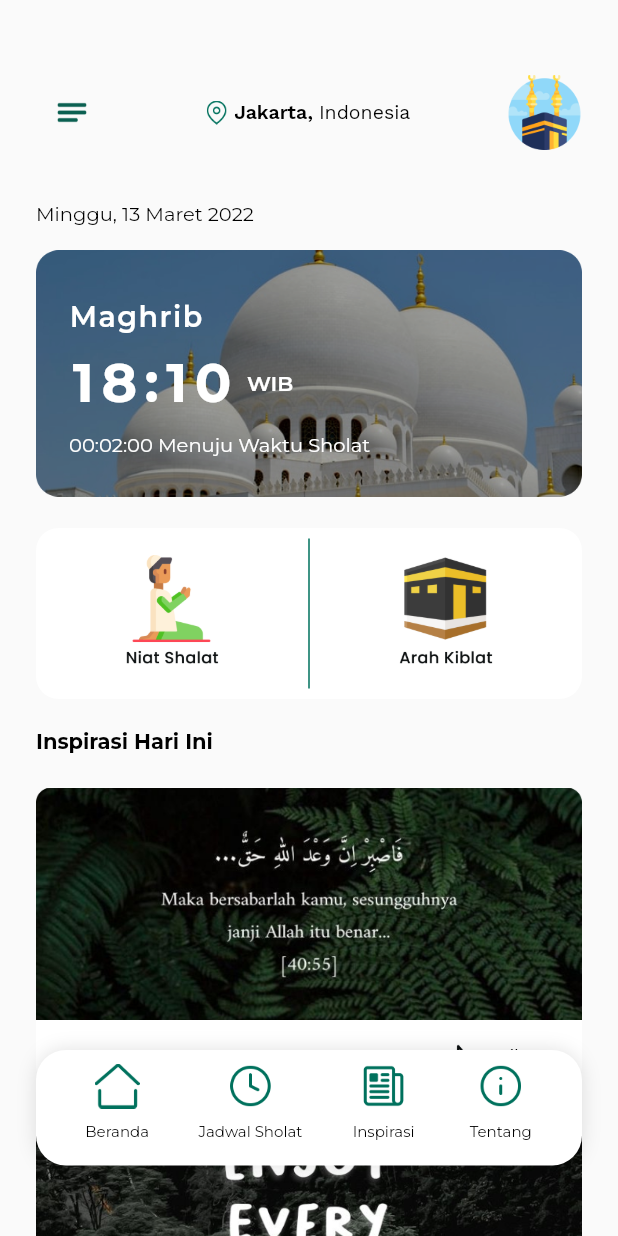
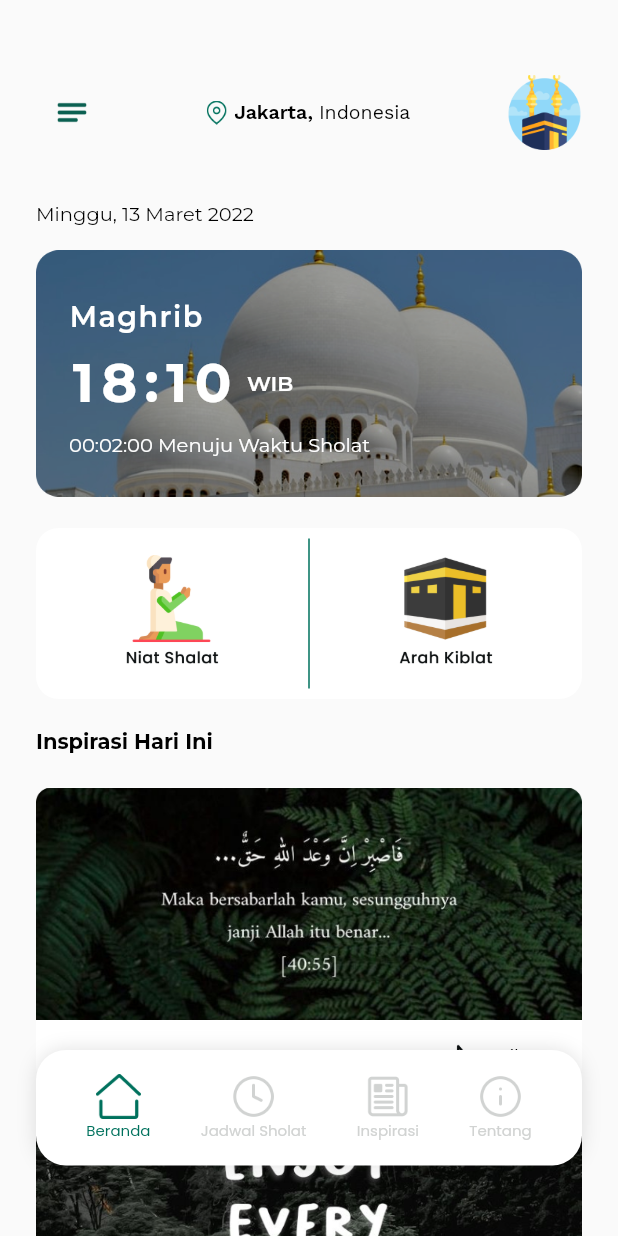
Before and after one commit to fadliarfans/ShalatIn_Jadwal_Sholat_App, a Flutter app: the screen it shows after launch, after a tap on "Masuk", on a phone screen of 412 x 824 dp. Run offline on Flutter 3.47's test engine with Material 2 defaults, Android fonts, the phone set to English and light mode, and no system bars; our stand-ins replace bloc, equatable, flutter_bloc, google_fonts.

Commit message:
feat : bottom navigation active

```diff
--- /dev/null
+++ b/lib/bloc/page_bloc.dart
@@ -0,0 +1,22 @@
+import 'package:bloc/bloc.dart';
+import 'package:equatable/equatable.dart';
+
+part 'page_event.dart';
+part 'page_state.dart';
+
+class PageBloc extends Bloc<PageEvent, PageState> {
+  PageBloc() : super(PageInitial()) {
+    on<ToHome>((event, emit) {
+      emit(HomePageState());
+    });
+    on<ToJadwalShalat>((event, emit) {
+      emit(JadwalShalatPageState());
+    });
+    on<ToAbout>((event, emit) {
+      emit(AboutPageState());
+    });
+    on<ToInspiration>((event, emit) {
+      emit(InspirationPageState());
+    });
+  }
+}
--- /dev/null
+++ b/lib/bloc/page_event.dart
@@ -0,0 +1,16 @@
+part of 'page_bloc.dart';
+
+abstract class PageEvent extends Equatable {
+  const PageEvent();
+
+  @override
+  List<Object> get props => [];
+}
+
+class ToHome extends PageEvent {}
+
+class ToJadwalShalat extends PageEvent {}
+
+class ToInspiration extends PageEvent {}
+
+class ToAbout extends PageEvent {}
--- /dev/null
+++ b/lib/bloc/page_state.dart
@@ -0,0 +1,18 @@
+part of 'page_bloc.dart';
+
+abstract class PageState extends Equatable {
+  const PageState();
+
+  @override
+  List<Object> get props => [];
+}
+
+class PageInitial extends PageState {}
+
+class HomePageState extends PageState {}
+
+class JadwalShalatPageState extends PageState {}
+
+class InspirationPageState extends PageState {}
+
+class AboutPageState extends PageState {}
--- a/lib/main.dart
+++ b/lib/main.dart
@@ -1,4 +1,6 @@
 import 'package:flutter/material.dart';
+import 'package:flutter_bloc/flutter_bloc.dart';
+import 'package:jadwal_sholat_app/bloc/page_bloc.dart';
 import 'package:jadwal_sholat_app/view/boarding/boarding_page.dart';
 
 void main() {
@@ -9,9 +11,12 @@ class MyApp extends StatelessWidget {
   const MyApp({Key? key}) : super(key: key);
   @override
   Widget build(BuildContext context) {
-    return const MaterialApp(
-      title: 'Flutter Demo',
-      home: BoardingPage(),
+    return BlocProvider(
+      create: (context) => PageBloc(),
+      child: const MaterialApp(
+        title: 'Flutter Demo',
+        home: BoardingPage(),
+      ),
     );
   }
 }
--- a/lib/shared/bottom_navigation_bar.dart
+++ b/lib/shared/bottom_navigation_bar.dart
@@ -1,10 +1,12 @@
 import 'package:flutter/material.dart';
+import 'package:flutter_bloc/flutter_bloc.dart';
+import 'package:jadwal_sholat_app/bloc/page_bloc.dart';
 import 'package:jadwal_sholat_app/shared/navigation_item.dart';
 import 'package:jadwal_sholat_app/theme.dart';
 
 class BottomNavigtionBar extends StatelessWidget {
-  const BottomNavigtionBar({Key? key}) : super(key: key);
-
+  const BottomNavigtionBar({required this.index, Key? key}) : super(key: key);
+  final int index;
   @override
   Widget build(BuildContext context) {
     return Container(
@@ -13,30 +15,44 @@ class BottomNavigtionBar extends StatelessWidget {
           color: white,
           boxShadow: const [
             BoxShadow(
-                offset: const Offset(0, 0),
-                blurRadius: 10,
-                color: Colors.black12)
+                offset: Offset(0, 0), blurRadius: 10, color: Colors.black12)
           ],
           borderRadius: BorderRadius.circular(20)),
       child: Row(
         mainAxisSize: MainAxisSize.max,
         mainAxisAlignment: MainAxisAlignment.spaceEvenly,
-        children: const [
+        children: [
           NavigationItem(
             title: "Beranda",
             image: "assets/images/icon_home.png",
+            color: index == 1 ? green : grey,
+            callback: () {
+              BlocProvider.of<PageBloc>(context).add(ToHome());
+            },
           ),
           NavigationItem(
             title: "Jadwal Sholat",
             image: "assets/images/icon_clock.png",
+            color: index == 2 ? green : grey,
+            callback: () {
+              BlocProvider.of<PageBloc>(context).add(ToJadwalShalat());
+            },
           ),
           NavigationItem(
             title: "Inspirasi",
             image: "assets/images/icon_artikel.png",
+            color: index == 3 ? green : grey,
+            callback: () {
+              BlocProvider.of<PageBloc>(context).add(ToInspiration());
+            },
           ),
           NavigationItem(
             title: "Tentang",
             image: "assets/images/icon_info.png",
+            color: index == 4 ? green : grey,
+            callback: () {
+              BlocProvider.of<PageBloc>(context).add(ToAbout());
+            },
           ),
         ],
       ),
--- a/lib/shared/navigation_item.dart
+++ b/lib/shared/navigation_item.dart
@@ -1,30 +1,67 @@
 import 'package:flutter/material.dart';
 import 'package:jadwal_sholat_app/theme.dart';
 
-class NavigationItem extends StatelessWidget {
-  const NavigationItem({required this.image, required this.title, Key? key})
+class NavigationItem extends StatefulWidget {
+  const NavigationItem(
+      {required this.image,
+      required this.title,
+      required this.color,
+      required this.callback,
+      Key? key})
       : super(key: key);
   final String image;
   final String title;
+  final Color color;
+  final Function callback;
+
+  @override
+  State<NavigationItem> createState() => _NavigationItemState();
+}
+
+class _NavigationItemState extends State<NavigationItem>
+    with SingleTickerProviderStateMixin {
+  late AnimationController _animationController;
+
+  @override
+  void initState() {
+    super.initState();
+    _animationController = AnimationController(
+        vsync: this, duration: const Duration(milliseconds: 100));
+  }
+
+  @override
+  void dispose() {
+    _animationController.dispose();
+    super.dispose();
+  }
+
   @override
   Widget build(BuildContext context) {
-    return Container(
+    return AnimatedBuilder(
+      animation: _animationController,
+      builder: (context, child) => Transform.scale(
+        scale: 1 - (_animationController.value * 0.3),
         child: Column(
+          mainAxisAlignment: MainAxisAlignment.center,
           children: [
-          IconButton(
-              onPressed: () {},
-              icon: Image.asset(
-                image,
+            GestureDetector(
+                onTap: () async {
+                  await _animationController.forward();
+                  widget.callback();
+                  _animationController.reverse();
+                },
+                child: Image.asset(
+                  widget.image,
                   height: 30,
-                color: green,
+                  color: widget.color,
                 )),
             Text(
-            title,
-            style: kBlackTextStyle.copyWith(
-              fontSize: 10,
-            ),
+              widget.title,
+              style:
+                  kGreen3TextStyle.copyWith(fontSize: 10, color: widget.color),
             )
           ],
+        ),
       ),
     );
   }
--- a/lib/theme.dart
+++ b/lib/theme.dart
@@ -5,6 +5,7 @@ Color white = const Color(0xFFFFFFFF);
 Color black = const Color(0xFF000000);
 Color green = const Color(0xFF00715D);
 Color semiWhite = const Color(0xFFFAFAFA);
+Color grey = const Color(0xFFD1D3D2);
 
 FontWeight light = FontWeight.w300;
 FontWeight regular = FontWeight.w400;
@@ -18,5 +19,7 @@ TextStyle kGreenTextStyle = GoogleFonts.montserrat(color: green);
 TextStyle kWhite2TextStyle = GoogleFonts.workSans(color: white);
 TextStyle kBlack2TextStyle = GoogleFonts.workSans(color: black);
 TextStyle kGreen2TextStyle = GoogleFonts.workSans(color: green);
+TextStyle kGreen3TextStyle = GoogleFonts.poppins(color: green);
+TextStyle kGrey3TextStyle = GoogleFonts.poppins(color: grey);
 
 double defaultMargin = 24;
--- a/lib/view/boarding/boarding_page.dart
+++ b/lib/view/boarding/boarding_page.dart
@@ -1,6 +1,5 @@
 import 'package:flutter/material.dart';
 import 'package:jadwal_sholat_app/theme.dart';
-import 'package:jadwal_sholat_app/view/main/home/home_page.dart';
 
 import '../main/main_page.dart';
 
--- /dev/null
+++ b/lib/view/main/about/about_page.dart
@@ -0,0 +1,17 @@
+import 'package:flutter/material.dart';
+
+class AboutPage extends StatefulWidget {
+  const AboutPage({Key? key}) : super(key: key);
+
+  @override
+  State<AboutPage> createState() => _AboutPageState();
+}
+
+class _AboutPageState extends State<AboutPage> {
+  @override
+  Widget build(BuildContext context) {
+    return const Center(
+      child: Text("ABOUT"),
+    );
+  }
+}
--- a/lib/view/main/home/home_inspiration.dart
+++ b/lib/view/main/home/home_inspiration.dart
@@ -29,7 +29,7 @@ class HomeInspiration extends StatelessWidget {
           ),
           const InspirationItem(image: "assets/images/inspiration_3.png"),
           const SizedBox(
-            height: 30,
+            height: 140,
           ),
         ],
       ),
--- a/lib/view/main/home/home_page.dart
+++ b/lib/view/main/home/home_page.dart
@@ -1,5 +1,4 @@
 import 'package:flutter/material.dart';
-import 'package:jadwal_sholat_app/theme.dart';
 import 'package:jadwal_sholat_app/view/main/home/home_app_bar.dart';
 import 'package:jadwal_sholat_app/view/main/home/home_center_button.dart';
 import 'package:jadwal_sholat_app/view/main/home/home_inspiration.dart';
--- /dev/null
+++ b/lib/view/main/inspiration/inspiration_page.dart
@@ -0,0 +1,12 @@
+import 'package:flutter/material.dart';
+
+class InspirationPage extends StatelessWidget {
+  const InspirationPage({Key? key}) : super(key: key);
+
+  @override
+  Widget build(BuildContext context) {
+    return const Center(
+      child: Text("Inspiration"),
+    );
+  }
+}
--- /dev/null
+++ b/lib/view/main/jadwal/jadwal_shalat_page.dart
@@ -0,0 +1,12 @@
+import 'package:flutter/material.dart';
+
+class JadwalShalatPage extends StatelessWidget {
+  const JadwalShalatPage({Key? key}) : super(key: key);
+
+  @override
+  Widget build(BuildContext context) {
+    return const Center(
+      child: Text("Jadwal Shalat"),
+    );
+  }
+}
--- a/lib/view/main/main_page.dart
+++ b/lib/view/main/main_page.dart
@@ -1,7 +1,13 @@
 import 'package:flutter/material.dart';
+import 'package:flutter_bloc/flutter_bloc.dart';
+import 'package:jadwal_sholat_app/bloc/page_bloc.dart';
 import 'package:jadwal_sholat_app/shared/bottom_navigation_bar.dart';
 import 'package:jadwal_sholat_app/theme.dart';
 import 'package:jadwal_sholat_app/view/main/home/home_page.dart';
+import 'package:jadwal_sholat_app/view/main/inspiration/inspiration_page.dart';
+
+import 'about/about_page.dart';
+import 'jadwal/jadwal_shalat_page.dart';
 
 class MainPage extends StatelessWidget {
   const MainPage({Key? key}) : super(key: key);
@@ -10,12 +16,73 @@ class MainPage extends StatelessWidget {
   Widget build(BuildContext context) {
     return Scaffold(
       backgroundColor: semiWhite,
-      body: Stack(
-        children: const [
-          HomePage(),
-          Positioned(
-              bottom: 47, left: 24, right: 24, child: BottomNavigtionBar())
-        ],
+      body: BlocBuilder<PageBloc, PageState>(
+        builder: (context, state) {
+          if (state is HomePage) {
+            return Stack(
+              children: const [
+                HomePage(),
+                Positioned(
+                    bottom: 47,
+                    left: 24,
+                    right: 24,
+                    child: BottomNavigtionBar(
+                      index: 1,
+                    ))
+              ],
+            );
+          } else if (state is InspirationPageState) {
+            return Stack(
+              children: const [
+                InspirationPage(),
+                Positioned(
+                    bottom: 47,
+                    left: 24,
+                    right: 24,
+                    child: BottomNavigtionBar(index: 3))
+              ],
+            );
+          } else if (state is JadwalShalatPageState) {
+            return Stack(
+              children: const [
+                JadwalShalatPage(),
+                Positioned(
+                    bottom: 47,
+                    left: 24,
+                    right: 24,
+                    child: BottomNavigtionBar(
+                      index: 2,
+                    ))
+              ],
+            );
+          } else if (state is AboutPageState) {
+            return Stack(
+              children: const [
+                AboutPage(),
+                Positioned(
+                    bottom: 47,
+                    left: 24,
+                    right: 24,
+                    child: BottomNavigtionBar(
+                      index: 4,
+                    ))
+              ],
+            );
+          } else {
+            return Stack(
+              children: const [
+                HomePage(),
+                Positioned(
+                    bottom: 47,
+                    left: 24,
+                    right: 24,
+                    child: BottomNavigtionBar(
+                      index: 1,
+                    ))
+              ],
+            );
+          }
+        },
       ),
     );
   }
--- a/pubspec.yaml
+++ b/pubspec.yaml
@@ -35,6 +35,8 @@ dependencies:
   # Use with the CupertinoIcons class for iOS style icons.
   cupertino_icons: ^1.0.2
   google_fonts: ^2.3.1
+  equatable: ^2.0.3
+  flutter_bloc: ^8.0.1
 
 dev_dependencies:
   flutter_test:
```
Also changed, not shown: pubspec.lock. Lines whose indentation alone changed are shown as unchanged.
